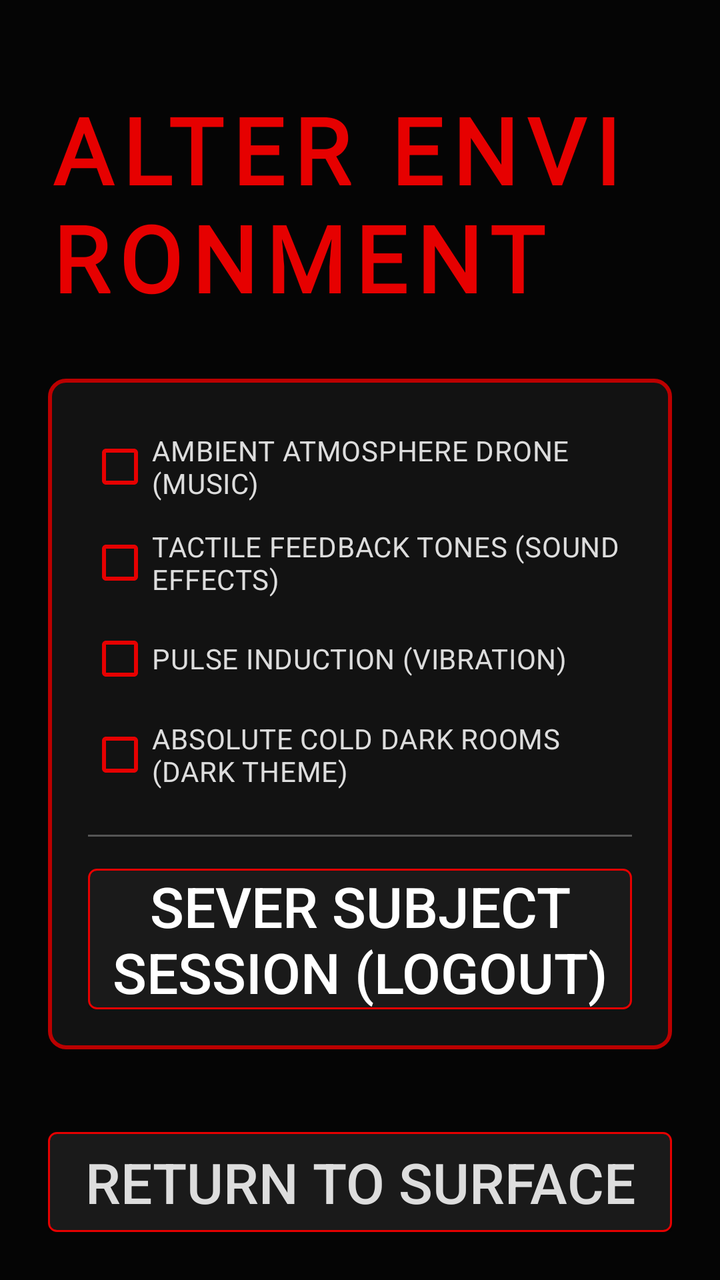
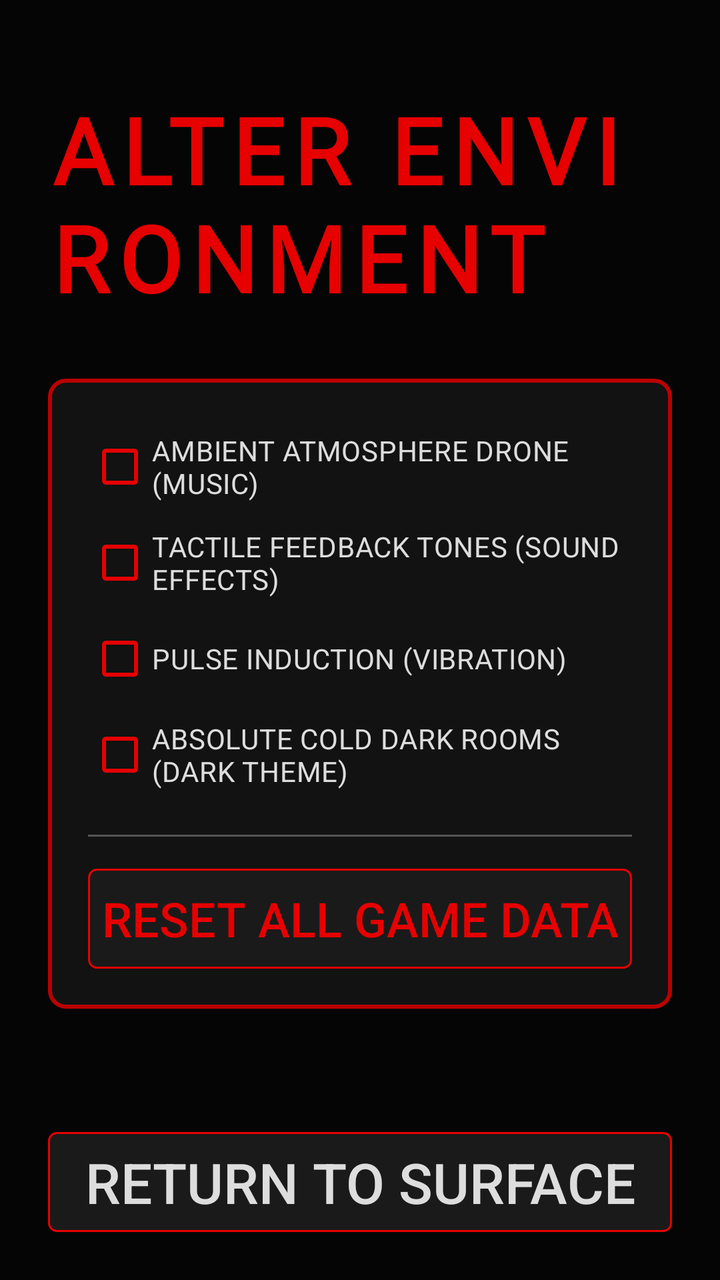

Screens rendered from an Android XML layout before and after an edit, with the pre-edit source and the edit as a unified diff.
<!-- AndroidManifest.xml: application theme Theme.LastWord -->
<!-- res/layout/activity_settings.xml -->
<?xml version="1.0" encoding="utf-8"?>
<androidx.constraintlayout.widget.ConstraintLayout xmlns:android="http://schemas.android.com/apk/res/android"
    xmlns:app="http://schemas.android.com/apk/res-auto"
    android:layout_width="match_parent"
    android:layout_height="match_parent"
    android:background="@color/pure_dark"
    android:padding="24dp">

    <TextView
        android:id="@+id/tvSettingsTitle"
        android:layout_width="wrap_content"
        android:layout_height="wrap_content"
        android:text="ALTER ENVIRONMENT"
        android:textColor="@color/horror_red"
        android:textSize="46sp"
        android:textStyle="bold"
        android:letterSpacing="0.1"
        android:layout_marginTop="20dp"
        app:layout_constraintTop_toTopOf="parent"
        app:layout_constraintStart_toStartOf="parent"
        app:layout_constraintEnd_toEndOf="parent" android:fontFamily="@font/ghastly_panic" />

    <LinearLayout
        android:layout_width="match_parent"
        android:layout_height="wrap_content"
        android:orientation="vertical"
        android:background="@drawable/bg_horror_card"
        android:padding="20dp"
        android:layout_marginTop="30dp"
        app:layout_constraintTop_toBottomOf="@id/tvSettingsTitle"
        app:layout_constraintStart_toStartOf="parent"
        app:layout_constraintEnd_toEndOf="parent">

        <CheckBox
            android:id="@+id/cbMusic"
            android:layout_width="match_parent"
            android:layout_height="48dp"
            android:text="AMBIENT ATMOSPHERE DRONE (MUSIC)"
            android:textColor="@color/pale_white"
            android:buttonTint="@color/horror_red"
            android:checked="true"/>

        <CheckBox
            android:id="@+id/cbSound"
            android:layout_width="match_parent"
            android:layout_height="48dp"
            android:text="TACTILE FEEDBACK TONES (SOUND EFFECTS)"
            android:textColor="@color/pale_white"
            android:buttonTint="@color/horror_red"
            android:checked="true"/>

        <CheckBox
            android:id="@+id/cbVibration"
            android:layout_width="match_parent"
            android:layout_height="48dp"
            android:text="PULSE INDUCTION (VIBRATION)"
            android:textColor="@color/pale_white"
            android:buttonTint="@color/horror_red"
            android:checked="true"/>

        <CheckBox
            android:id="@+id/cbDarkMode"
            android:layout_width="match_parent"
            android:layout_height="48dp"
            android:text="ABSOLUTE COLD DARK ROOMS (DARK THEME)"
            android:textColor="@color/pale_white"
            android:buttonTint="@color/horror_red"
            android:checked="true"/>

        <View
            android:layout_width="match_parent"
            android:layout_height="1dp"
            android:background="@color/dim_gray"
            android:layout_marginVertical="16dp"/>

        <androidx.appcompat.widget.AppCompatButton android:textSize="28sp"
            android:id="@+id/btnLogout"
            android:layout_width="match_parent"
            android:layout_height="wrap_content"
            android:text="SEVER SUBJECT SESSION (LOGOUT)"
            android:textColor="@color/white"
            android:background="@drawable/bg_button_dark"/>
    </LinearLayout>

    <androidx.appcompat.widget.AppCompatButton android:textSize="28sp"
        android:id="@+id/btnBack"
        android:layout_width="match_parent"
        android:layout_height="50dp"
        android:text="RETURN TO SURFACE"
        android:textColor="@color/pale_white"
        android:background="@drawable/bg_button_dark"
        app:layout_constraintBottom_toBottomOf="parent"
        app:layout_constraintStart_toStartOf="parent"
        app:layout_constraintEnd_toEndOf="parent"/>

</androidx.constraintlayout.widget.ConstraintLayout>
<!-- resources referenced by this layout -->
<resources>
  <color name="dim_gray">#555555</color>
  <color name="horror_red">#E60000</color>
  <color name="pale_white">#DDDDDD</color>
  <color name="pure_dark">#050505</color>
  <color name="white">#FFFFFF</color>
  <!-- drawable bg_button_dark (drawable) -->
  <?xml version="1.0" encoding="utf-8"?>
  <selector xmlns:android="http://schemas.android.com/apk/res/android">
      <item android:state_pressed="true">
          <shape>
              <solid android:color="@color/blood_red" />
              <stroke android:width="1dp" android:color="@color/horror_red" />
              <corners android:radius="4dp" />
          </shape>
      </item>
      <item android:state_enabled="false">
          <shape>
              <solid android:color="#0a0a0a" />
              <stroke android:width="1dp" android:color="#222222" />
              <corners android:radius="4dp" />
          </shape>
      </item>
      <item>
          <shape>
              <solid android:color="#1a1a1a" />
              <stroke android:width="1dp" android:color="@color/horror_red" />
              <corners android:radius="4dp" />
          </shape>
      </item>
  </selector>
  <!-- drawable bg_horror_card (drawable) -->
  <?xml version="1.0" encoding="utf-8"?>
  <shape xmlns:android="http://schemas.android.com/apk/res/android">
      <solid android:color="#121212" />
      <stroke android:width="2dp" android:color="@color/blood_red" />
      <corners android:radius="8dp" />
  </shape>
  <style name="Theme.LastWord" parent="Base.Theme.LastWord" />
  <color name="blood_red">#BB0000</color>
  <style name="Base.Theme.LastWord" parent="Theme.Material3.DayNight.NoActionBar">
          
          <item name="colorPrimary">@color/horror_red</item>
          <item name="colorOnPrimary">@color/white</item>
          <item name="colorSecondary">@color/crimson</item>
          <item name="android:windowBackground">@color/pure_dark</item>
          <item name="android:navigationBarColor">@color/black</item>
          <item name="android:statusBarColor">@color/black</item>
          
          
          <item name="android:textAppearanceSmall">@style/HorrorText.Small</item>
          <item name="android:textAppearanceMedium">@style/HorrorText.Medium</item>
          <item name="android:textAppearanceLarge">@style/HorrorText.Large</item>
      </style>
  <color name="crimson">#FF0000</color>
  <color name="black">#000000</color>
  <style name="HorrorText.Small">
          <item name="android:textSize">12sp</item>
      </style>
  <style name="HorrorText.Medium">
          <item name="android:textSize">16sp</item>
      </style>
  <style name="HorrorText.Large">
          <item name="android:textSize">22sp</item>
      </style>
</resources>

<!-- the commit's change to res/layout/activity_settings.xml (unified diff, before → after) -->
@@ -71,14 +71,16 @@
             android:layout_width="match_parent"
             android:layout_height="1dp"
             android:background="@color/dim_gray"
-            android:layout_marginVertical="16dp"/>
+            android:layout_marginTop="16dp"
+            android:layout_marginBottom="16dp"/>
 
-        <androidx.appcompat.widget.AppCompatButton android:textSize="28sp"
-            android:id="@+id/btnLogout"
+        <androidx.appcompat.widget.AppCompatButton
+            android:id="@+id/btnResetData"
             android:layout_width="match_parent"
-            android:layout_height="wrap_content"
-            android:text="SEVER SUBJECT SESSION (LOGOUT)"
-            android:textColor="@color/white"
+            android:layout_height="50dp"
+            android:text="RESET ALL GAME DATA"
+            android:textColor="@color/horror_red"
+            android:textSize="24sp"
             android:background="@drawable/bg_button_dark"/>
     </LinearLayout>
 
